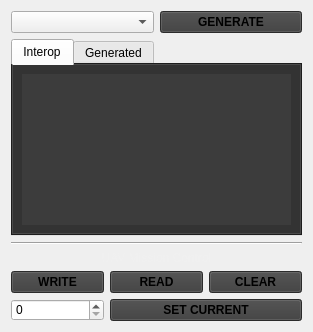
Qt form GS/GUI/missionwidget.ui (UCI-UAVForge/GroundStation) before a commit.
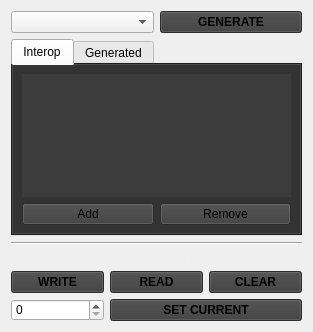
The same form after that commit. Custom widgets are drawn as their Qt base class.

The edit to the form file:
```diff
--- a/GS/GUI/missionwidget.ui
+++ b/GS/GUI/missionwidget.ui
@@ -237,6 +237,20 @@
          </attribute>
         </widget>
        </item>
+       <item row="1" column="0">
+        <widget class="QPushButton" name="pushButton">
+         <property name="text">
+          <string>Add</string>
+         </property>
+        </widget>
+       </item>
+       <item row="1" column="1">
+        <widget class="QPushButton" name="pushButton_2">
+         <property name="text">
+          <string>Remove</string>
+         </property>
+        </widget>
+       </item>
       </layout>
      </widget>
      <widget class="QWidget" name="tab2">
```
